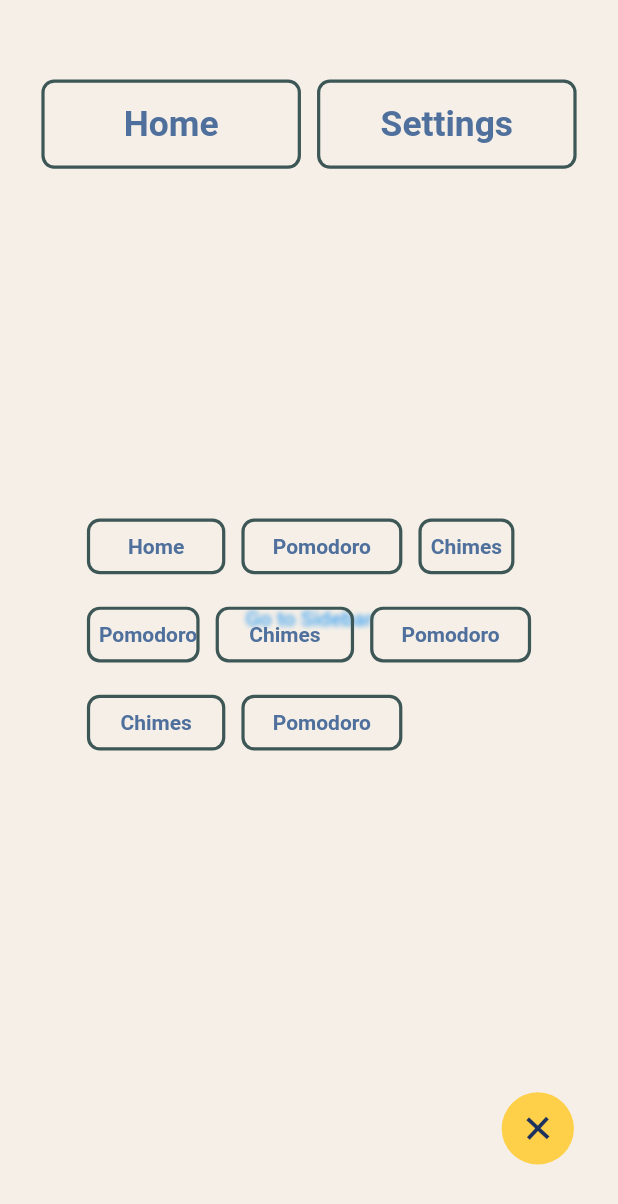
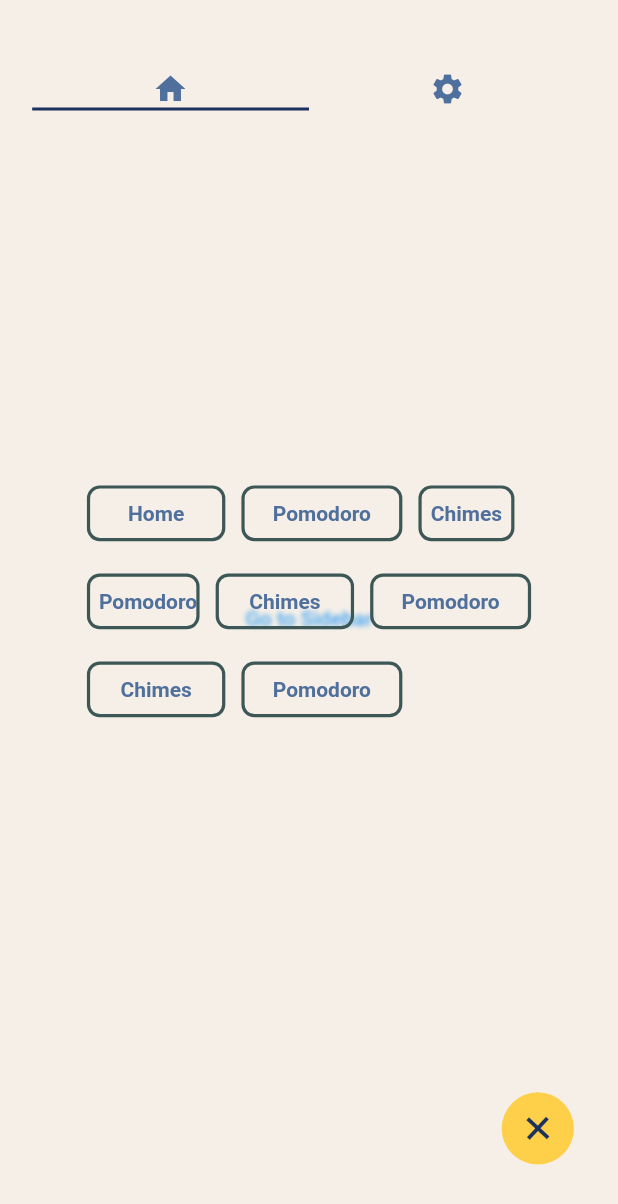
Before and after one commit to hem1t/sample-timers, a Flutter app: the screen it shows after launch, on a phone screen of 412 x 824 dp. Shown: the top 1204 px of the screen. Run offline on Flutter 3.47's test engine with Material 2 defaults, Android fonts, the phone set to English and light mode, and no system bars; drawn by our look-alikes of flutter_animate; our stand-ins replace flutter_screenutil, get.

Commit message:
giving head!

```diff
--- a/lib/sections/sidebar/head.dart
+++ b/lib/sections/sidebar/head.dart
@@ -1,8 +1,5 @@
 import 'package:flutter/material.dart';
-import 'package:flutter_screenutil/flutter_screenutil.dart';
-import 'package:provider/provider.dart';
-import 'package:timers/layout_widgets/buttons.dart';
-import 'package:timers/providers.dart';
+import 'package:timers/color.dart';
 
 class SidebarHead extends StatelessWidget {
   const SidebarHead({
@@ -11,24 +8,20 @@ class SidebarHead extends StatelessWidget {
 
   @override
   Widget build(BuildContext context) {
-    return Row(
-      mainAxisAlignment: MainAxisAlignment.center,
-      children: [
-        ClearTextButton(
-          height: 40.h,
-          width: .42.sw,
-          fontSize: 22.sp,
-          onPressed: context.read<WhatTimer>().toPomodoro,
-          label: "Home",
-        ),
-        ClearTextButton(
-          height: 40.h,
-          width: .42.sw,
-          fontSize: 22.sp,
-          onPressed: context.read<WhatTimer>().toHome,
-          label: "Settings",
-        )
-      ],
-    );
+    return DefaultTabController(
+        length: 2,
+        child: TabBar(
+          indicatorColor: AppColors.mainHighlight,
+          tabs: [
+            Icon(
+              Icons.home,
+              color: AppColors.contrastColor,
+            ),
+            Icon(
+              Icons.settings,
+              color: AppColors.contrastColor,
+            ),
+          ],
+        ));
   }
 }
```
